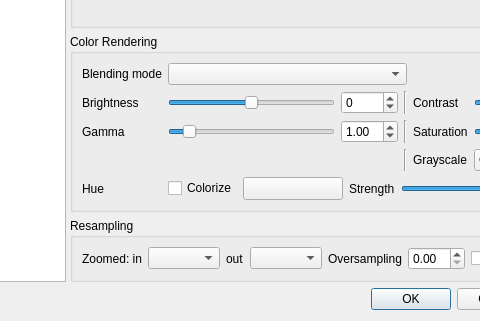
Old version of the form src/ui/qgsrasterlayerpropertiesbase.ui in the repository qgis/QGIS; both pictures show x 95 to 575 and y 409 to 730 of the 815 by 730 pixel window.
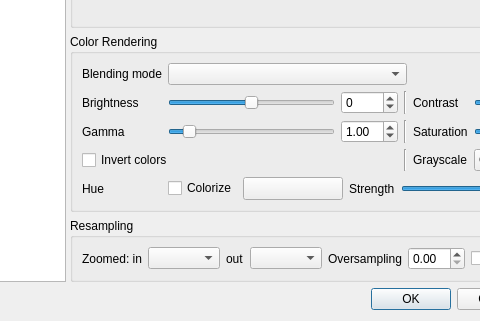
New version of the form. The open tabs and pages were chosen to show the change. Icons and pictures are not drawn. Custom widgets are drawn as their Qt base class.

Commit message: [FEATURE][rasters] Invert colors' raster rendering filter option

The edit to the form file:
```diff
--- a/src/ui/qgsrasterlayerpropertiesbase.ui
+++ b/src/ui/qgsrasterlayerpropertiesbase.ui
@@ -637,6 +637,13 @@
                     </property>
                    </widget>
                   </item>
+                  <item row="3" column="0" colspan="3">
+                   <widget class="QCheckBox" name="mInvertColorsCheck">
+                    <property name="text">
+                    <string>Invert colors</string>
+                    </property>
+                   </widget>
+                  </item>
                   <item row="3" column="4">
                    <widget class="QLabel" name="labelGrayscale">
                     <property name="text">
```
The commit also changes 9 other files.
